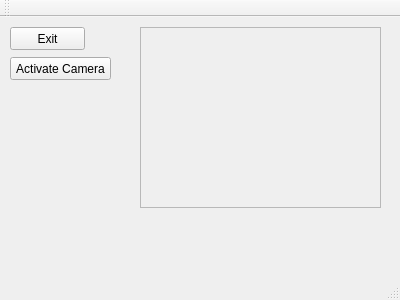
The window that app/mainwindow.ui (saccharios/FollowMeFlie) describes before a commit, drawn with Qt 5.
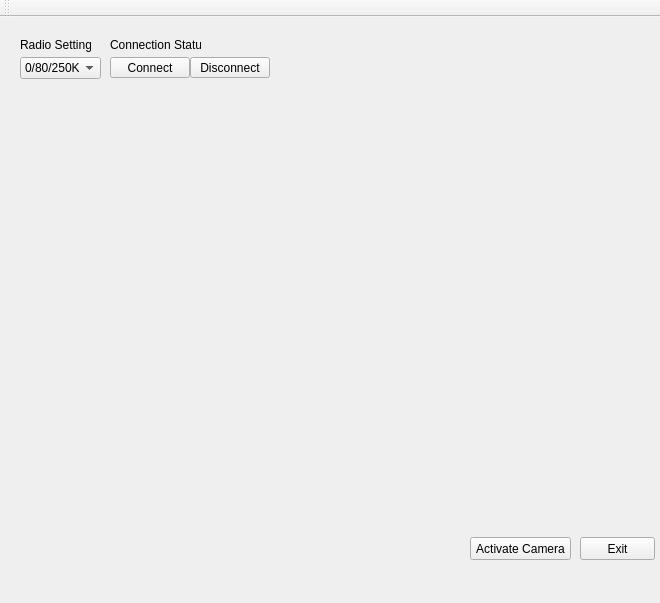
The same window after the commit.

Commit message: Add buttons to mainwindow.

```diff
--- a/app/mainwindow.ui
+++ b/app/mainwindow.ui
@@ -6,8 +6,8 @@
    <rect>
     <x>0</x>
     <y>0</y>
-    <width>400</width>
-    <height>300</height>
+    <width>660</width>
+    <height>603</height>
    </rect>
   </property>
   <property name="windowTitle">
@@ -17,8 +17,8 @@
    <widget class="QPushButton" name="exitButton">
     <property name="geometry">
      <rect>
-      <x>10</x>
-      <y>10</y>
+      <x>580</x>
+      <y>520</y>
       <width>75</width>
       <height>23</height>
      </rect>
@@ -27,27 +27,11 @@
      <string>Exit</string>
     </property>
    </widget>
-   <widget class="QFrame" name="camerView">
-    <property name="geometry">
-     <rect>
-      <x>140</x>
-      <y>10</y>
-      <width>241</width>
-      <height>181</height>
-     </rect>
-    </property>
-    <property name="frameShape">
-     <enum>QFrame::StyledPanel</enum>
-    </property>
-    <property name="frameShadow">
-     <enum>QFrame::Raised</enum>
-    </property>
-   </widget>
    <widget class="QPushButton" name="activateCamera">
     <property name="geometry">
      <rect>
-      <x>10</x>
-      <y>40</y>
+      <x>470</x>
+      <y>520</y>
       <width>101</width>
       <height>23</height>
      </rect>
@@ -56,6 +40,76 @@
      <string>Activate Camera</string>
     </property>
    </widget>
+   <widget class="QPushButton" name="connect">
+    <property name="geometry">
+     <rect>
+      <x>110</x>
+      <y>40</y>
+      <width>80</width>
+      <height>21</height>
+     </rect>
+    </property>
+    <property name="text">
+     <string>Connect</string>
+    </property>
+   </widget>
+   <widget class="QPushButton" name="disconnect">
+    <property name="geometry">
+     <rect>
+      <x>190</x>
+      <y>40</y>
+      <width>80</width>
+      <height>21</height>
+     </rect>
+    </property>
+    <property name="text">
+     <string>Disconnect</string>
+    </property>
+   </widget>
+   <widget class="QComboBox" name="radioSettingsOptions">
+    <property name="geometry">
+     <rect>
+      <x>20</x>
+      <y>40</y>
+      <width>81</width>
+      <height>22</height>
+     </rect>
+    </property>
+    <property name="editable">
+     <bool>false</bool>
+    </property>
+    <item>
+     <property name="text">
+      <string>0/80/250K</string>
+     </property>
+    </item>
+   </widget>
+   <widget class="QLabel" name="label">
+    <property name="geometry">
+     <rect>
+      <x>20</x>
+      <y>20</y>
+      <width>71</width>
+      <height>16</height>
+     </rect>
+    </property>
+    <property name="text">
+     <string>Radio Settings:</string>
+    </property>
+   </widget>
+   <widget class="QLabel" name="label_2">
+    <property name="geometry">
+     <rect>
+      <x>110</x>
+      <y>20</y>
+      <width>91</width>
+      <height>16</height>
+     </rect>
+    </property>
+    <property name="text">
+     <string>Connection Status: </string>
+    </property>
+   </widget>
   </widget>
   <widget class="QMenuBar" name="menuBar">
    <property name="geometry">
@@ -75,7 +129,6 @@
     <bool>false</bool>
    </attribute>
   </widget>
-  <widget class="QStatusBar" name="statusBar"/>
  </widget>
  <layoutdefault spacing="6" margin="11"/>
  <resources/>
```
Left out of the diff: 6 changed lines with no effect on the pictures. The commit also changes 2 other files.
